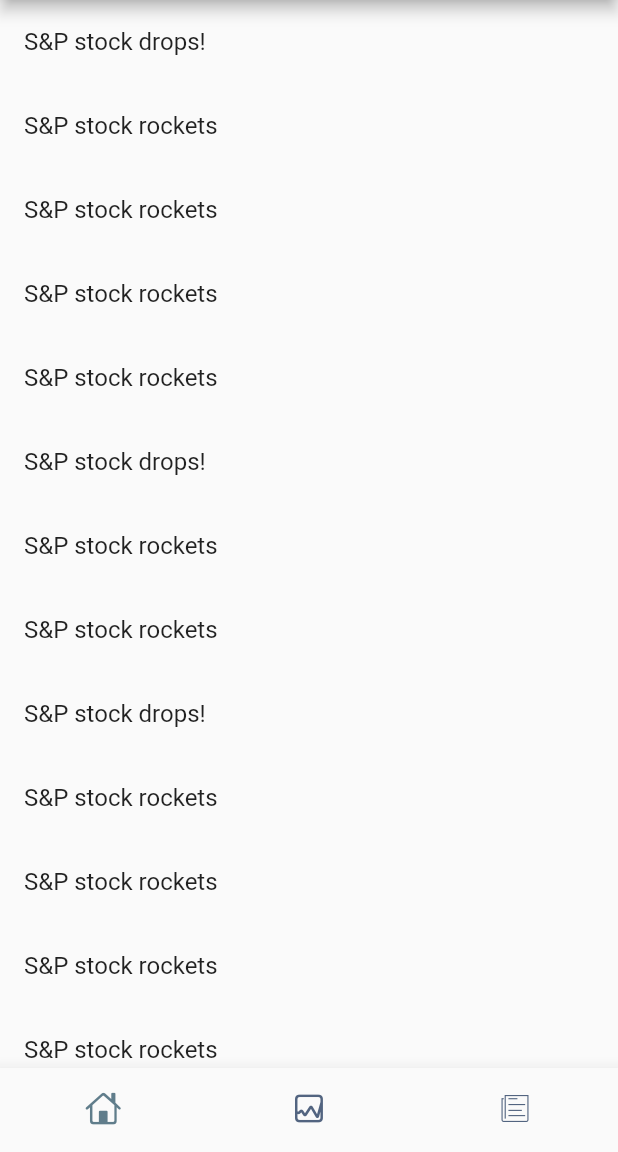
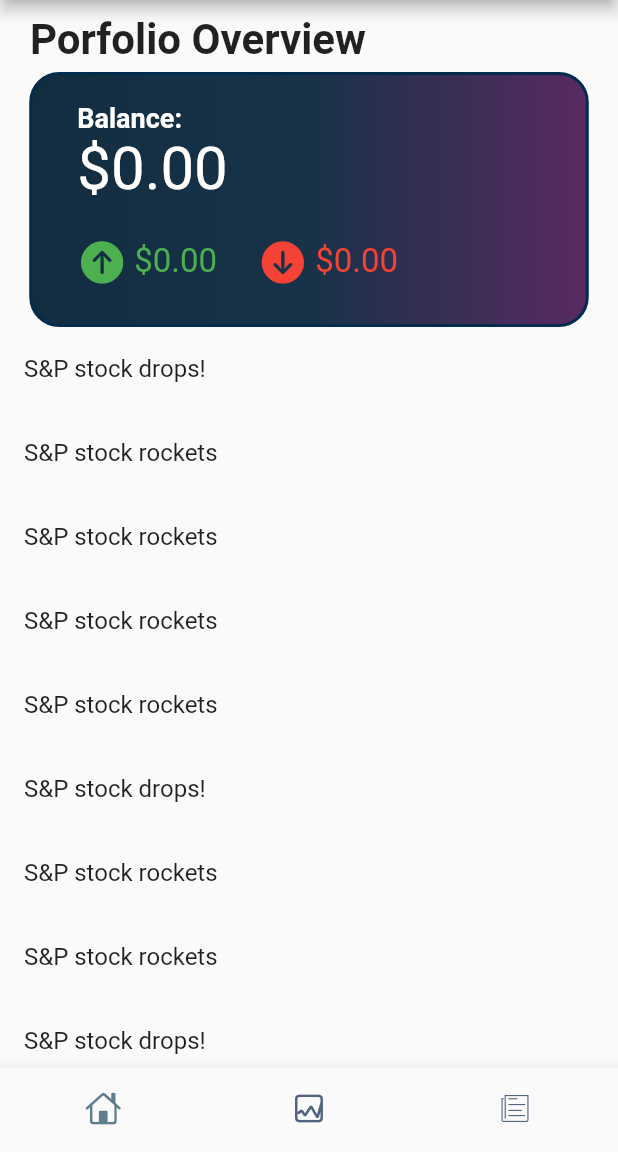
Before and after one commit to meryemmarasli/ToTheMoon, a Flutter app: the BottomBar screen opened directly, on a phone screen of 412 x 824 dp, the part 84-1236 px from its top. Run offline on Flutter 3.47's test engine with Material 2 defaults, Android fonts, the phone set to English and light mode, and no system bars; our stand-ins replace confetti, sqflite, syncfusion_flutter_charts; missing offline and left inert: dart:ffi; accounts and stored records are empty.

Commit message:
fixing merge issues

```diff
--- a/to_the_moon/lib/models/User.dart
+++ b/to_the_moon/lib/models/User.dart
@@ -12,6 +12,8 @@ class UserModel {
 
   int userId = 0;
   int cash = 1000;
+  int gains = 0;
+  int loss = 0;
   bool acceptAgreement = false;
   HashMap<String, int> stocksOwned = HashMap<String, int>();
 
@@ -58,6 +60,14 @@ class UserModel {
     return cash;
   }
 
+  int getLoss(){
+    return loss;
+  }
+
+  int getGain(){
+    return gains;
+  }
+
   UserModel.fromJson(Map<String, dynamic> json){
     userId = json["userId"];
     cash = json['cash'];
--- /dev/null
+++ b/to_the_moon/lib/views/dashboard_view.dart
@@ -0,0 +1,103 @@
+//dashboard view
+import 'package:flutter/src/widgets/container.dart';
+import 'package:flutter/src/widgets/framework.dart';
+import 'package:provider/provider.dart';
+import 'package:flutter/cupertino.dart';
+
+
+import 'package:flutter/material.dart';
+import 'package:to_the_moon/viewmodels/news_view_model.dart';
+import 'package:to_the_moon/models/User.dart';
+import 'package:to_the_moon/viewmodels/user_stock_view_model.dart';
+
+import 'package:to_the_moon/views/dashboard_view.dart';
+
+
+class DashboardView extends StatefulWidget {
+  @override
+  _DashboardViewState createState(){
+
+   return  _DashboardViewState();
+
+  }
+}
+
+
+
+
+class _DashboardViewState extends State<DashboardView> {
+  int totalCash = 0;
+  int totalGain = 0;
+  int totalLoss = 0;
+
+  @override
+  Widget build(BuildContext context) {
+    UserViewModel userViewModel = context.watch<UserViewModel>();
+    Future<UserModel> user = userViewModel.getUser();
+    NewsViewModel newsViewModel = context.watch<NewsViewModel>();
+    final List<Text> News = newsViewModel.Headlines;
+
+    updateTotalCash(user);
+
+    return Scaffold(
+      body:Column(
+          children: [
+                 Row(children: [
+                      Padding(padding: EdgeInsets.fromLTRB(20, 10, 0, 5), child: Text("Porfolio Overview", style: TextStyle(fontSize: 28, fontWeight: FontWeight.bold ) ) ),
+                  ]),
+                Container(
+                  height: 170,
+                  width: 373,
+                  decoration: BoxDecoration(
+                    border: Border.all(width: 2, color: Color.fromARGB(255, 2, 44, 78)),
+                     borderRadius: BorderRadius.all(Radius.circular(20)),
+                     gradient:LinearGradient(colors:[  Color.fromARGB(255, 18, 44, 64),  Color.fromARGB(255, 24, 50, 72), Color.fromARGB(255, 89, 42, 97)]),
+                    //color: Color.fromARGB(255, 170, 209, 229),
+                  ),
+                  child: Column(
+                    children: [
+                      Row(children: [
+                      Padding(padding: EdgeInsets.fromLTRB(30, 18, 0, 0), child: Text("Balance:", style: TextStyle(color: Colors.white, fontSize: 18, fontWeight: FontWeight.bold))),
+                     ]),
+                      Row(children : [
+                      Padding(padding: EdgeInsets.fromLTRB(30, 0, 0, 0), child: Text('\$${totalCash}.00', style: TextStyle(color: Colors.white, fontSize: 40))),
+                    ]),
+                    Row(children: [
+                      Padding(padding: EdgeInsets.fromLTRB(30, 22, 0, 0), child: Icon(CupertinoIcons.arrow_up_circle_fill, color: Colors.green, size: 33)), // total gain arrow
+                      Padding(padding: EdgeInsets.fromLTRB(5, 22, 22, 0), child: Text('\$${totalGain}.00 ', style: TextStyle(color: Colors.green, fontSize: 22))),
+                      Padding(padding:EdgeInsets.fromLTRB(0, 22, 5, 0) , child:Icon(CupertinoIcons.arrow_down_circle_fill, color: Colors.red, size: 33)), // total loss image
+                      Padding(padding: EdgeInsets.fromLTRB(0, 22, 0, 0), child: Text('\$${totalLoss}.00 ', style: TextStyle(color: Colors.red, fontSize: 22))),
+
+                    ])
+                    ]
+                  ),
+
+
+                ),
+
+                Expanded(child: ListView.builder(
+                itemCount: News.length,
+                itemBuilder: (context, index) {
+                  return ListTile(
+                    title: News[index],
+                  );
+                },
+               ) ),
+
+
+        ]
+      )
+    );
+ }
+
+updateTotalCash(Future<UserModel> user) async{
+  UserModel u = await user;
+  setState(() {
+    totalCash = u.getCash();
+    totalGain = u.getGain();
+    totalLoss = u.getLoss();
+  });
+}
+
+
+}
--- a/to_the_moon/lib/views/individual_transaction_view.dart
+++ b/to_the_moon/lib/views/individual_transaction_view.dart
@@ -63,7 +63,7 @@ class IndividualTransactionStockView extends StatelessWidget {
                       return 'Please enter a positive number';
                     }
                     int cost = int.parse(value) * stock.getCurrentPrice();
-                    if(cost > user.cash){
+                    if(cost > user.cash!){
                       return 'Not enough money';
                     }
                     userViewModel.buyStock(user, stock.getName().toString(), int.parse(value), stock.getCurrentPrice());
--- a/to_the_moon/lib/views/navigationBar.dart
+++ b/to_the_moon/lib/views/navigationBar.dart
@@ -5,7 +5,7 @@ import 'package:flutter/src/widgets/framework.dart';
 
 import 'package:flutter/material.dart';
 import 'package:to_the_moon/views/lesson_view.dart';
-import 'package:to_the_moon/views/news_view.dart';
+import 'package:to_the_moon/views/dashboard_view.dart';
 import 'package:to_the_moon/views/market_view.dart';
 
 import 'package:flutter/cupertino.dart';
@@ -21,7 +21,7 @@ class BottomBar extends StatefulWidget {
 class _BottomBarState extends State<BottomBar> {
   int selectedIndex = 0;
   static final List<Widget> _widgetOptions = <Widget>[
-    NewsView(),
+    DashboardView(),
     MarketView(),
     LessonView(),
   ];
--- a/to_the_moon/lib/views/news_view.dart
+++ /dev/null
@@ -1,29 +0,0 @@
-//dashboard view
-import 'package:flutter/src/widgets/container.dart';
-import 'package:flutter/src/widgets/framework.dart';
-import 'package:provider/provider.dart';
-import 'package:flutter/cupertino.dart';
-
-
-import 'package:flutter/material.dart';
-import 'package:to_the_moon/viewmodels/news_view_model.dart';
-import 'package:to_the_moon/views/news_view.dart';
-
-class NewsView extends StatelessWidget {
-
-  @override
-  Widget build(BuildContext context) {
-    NewsViewModel newsViewModel = context.watch<NewsViewModel>();
-    final List<Text> News = newsViewModel.Headlines;
-    return Scaffold(
-      body: ListView.builder(
-        itemCount: News.length,
-        itemBuilder: (context, index) {
-          return ListTile(
-            title: News[index],
-          );
-        },
-      ),
-    );
-  }
-}
```
Also changed, not shown: to_the_moon/lib/views/dashboard.dart (deleted, +0 -50 lines), to_the_moon/assets/images/lesson4 2.png (added), 17 other files.
